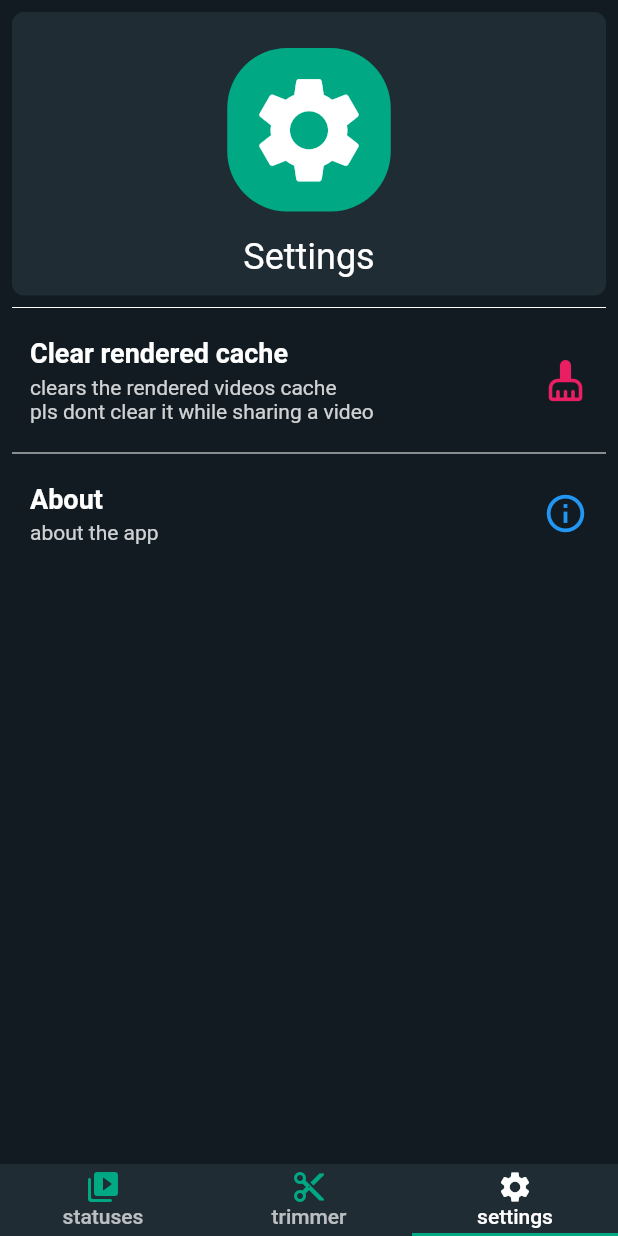
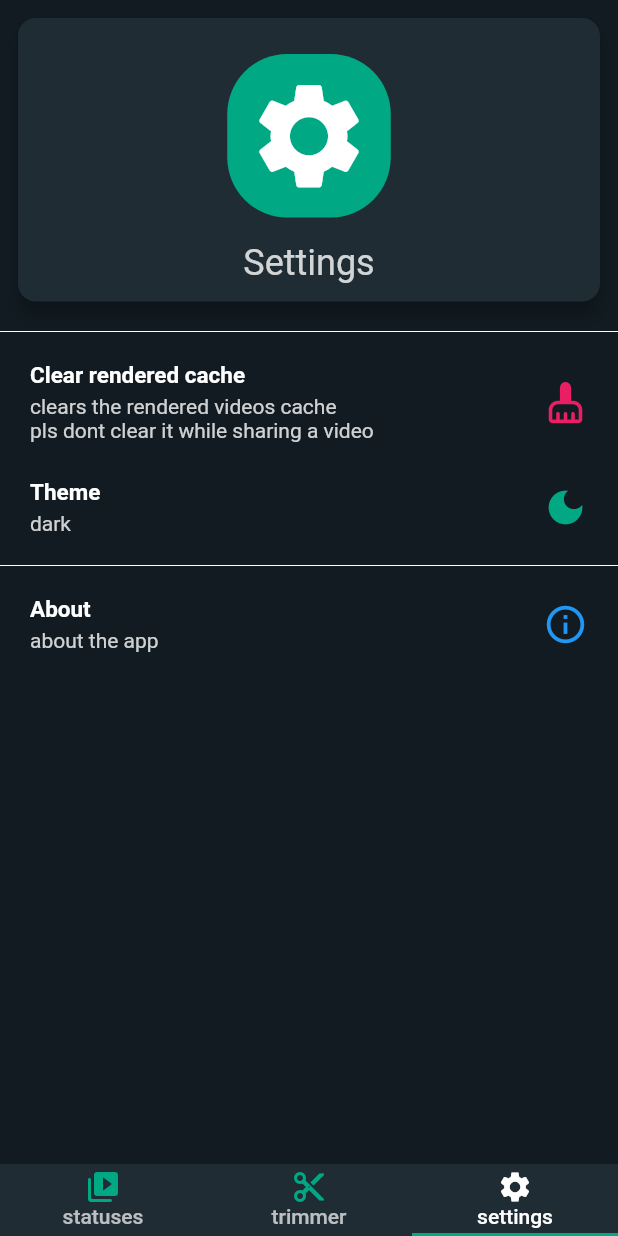
Before and after one commit to netharuM/whatskit, a Flutter app: the screen it shows after launch, item 3 of the bottom bar chosen, after a tap on "Clear rendered cache", on a phone screen of 412 x 824 dp. Run offline on Flutter 3.47's test engine with Material 2 defaults, Android fonts, the phone set to English and light mode, and no system bars; our stand-ins replace image_picker, package_info_plus, permission_handler, share_plus, shared_preferences, video_player; missing offline and left inert: filesystem_picker, video_thumbnail, video_trimmer.

Commit message:
added light and dark theme and also report a bug option

```diff
--- a/lib/main.dart
+++ b/lib/main.dart
@@ -2,6 +2,8 @@ import 'package:flutter/material.dart';
 import 'package:whatskit/pages/settings_page.dart';
 import 'package:whatskit/pages/statuses_page.dart';
 import 'package:whatskit/pages/video_timmer.dart';
+import 'package:whatskit/provider/theme_provider.dart';
+import 'package:provider/provider.dart';
 
 void main() {
   runApp(const MyApp());
@@ -12,26 +14,18 @@ class MyApp extends StatelessWidget {
 
   @override
   Widget build(BuildContext context) {
-    return MaterialApp(
-      title: 'Flutter Demo',
-      theme: ThemeData(
-        primarySwatch: generateMaterialColorFromColor(const Color(0xff00a884)),
-        scaffoldBackgroundColor: const Color(0xff111b21),
-        backgroundColor: const Color(0xff111b21),
-        cardColor: const Color(0xff202c33),
-        primaryColor: const Color(0xff00a884),
-        textTheme: Theme.of(context).textTheme.apply(bodyColor: Colors.white),
-        iconTheme: Theme.of(context)
-            .iconTheme
-            .copyWith(color: const Color(0xff00a884)),
-        bottomNavigationBarTheme: BottomNavigationBarThemeData(
-          backgroundColor: const Color(0xff202c33),
-          selectedItemColor: const Color(0xff00a884),
-          unselectedItemColor: Colors.white.withOpacity(0.5),
-        ),
-        dividerColor: Colors.white,
-      ),
-      home: const App(),
+    return ChangeNotifierProvider(
+      create: (_) => ThemeProvider(),
+      builder: (context, _) {
+        final ThemeProvider themeProvider = Provider.of<ThemeProvider>(context);
+        return MaterialApp(
+          title: 'Flutter Demo',
+          themeMode: themeProvider.getThemeMode,
+          theme: AppThemes.lightTheme,
+          darkTheme: AppThemes.darkTheme,
+          home: const App(),
+        );
+      },
     );
   }
 }
@@ -51,7 +45,7 @@ class _AppState extends State<App> {
       child: Scaffold(
         bottomNavigationBar: Container(
           decoration: BoxDecoration(
-            color: Theme.of(context).cardColor,
+            color: Theme.of(context).backgroundColor,
           ),
           child: TabBar(
             indicatorColor: Theme.of(context).primaryColor,
--- a/lib/pages/settings_page.dart
+++ b/lib/pages/settings_page.dart
@@ -1,7 +1,9 @@
 import 'dart:io';
 import 'package:flutter/material.dart';
 import 'package:package_info_plus/package_info_plus.dart';
+import 'package:provider/provider.dart';
 import 'package:url_launcher/url_launcher.dart';
+import 'package:whatskit/provider/theme_provider.dart';
 
 class SettingsPage extends StatefulWidget {
   const SettingsPage({Key? key}) : super(key: key);
@@ -13,15 +15,20 @@ class SettingsPage extends StatefulWidget {
 class _SettingsPageState extends State<SettingsPage> {
   @override
   Widget build(BuildContext context) {
+    final ThemeProvider themeProvider = Provider.of<ThemeProvider>(context);
     return SafeArea(
-      child: Padding(
-        padding: const EdgeInsets.all(8.0),
       child: ListView(
         children: [
           Container(
+            margin: const EdgeInsets.all(12),
+            child: Material(
+              color: Colors.transparent,
+              borderRadius: BorderRadius.circular(12),
+              elevation: 5,
+              child: Container(
                 padding: const EdgeInsets.all(12),
                 decoration: BoxDecoration(
-                borderRadius: BorderRadius.circular(8),
+                  borderRadius: BorderRadius.circular(12),
                   color: Theme.of(context).cardColor,
                 ),
                 child: Column(
@@ -47,6 +54,8 @@ class _SettingsPageState extends State<SettingsPage> {
                   ],
                 ),
               ),
+            ),
+          ),
           const Divider(),
           SettingsOption(
             title: 'Clear rendered cache',
@@ -59,6 +68,28 @@ class _SettingsPageState extends State<SettingsPage> {
                   '/storage/emulated/0/Android/data/com.netharuM.whatskit/files/Trimmer');
               if (await renderedCacheDir.exists()) {
                 await renderedCacheDir.delete(recursive: true);
+              }
+            },
+          ),
+          SettingsOption(
+            title: 'Theme',
+            subtitle: themeProvider.toString(),
+            icon: themeProvider.getThemeMode == ThemeMode.system
+                ? Icons.android
+                : (themeProvider.getThemeMode == ThemeMode.dark
+                    ? Icons.dark_mode
+                    : Icons.light_mode),
+            onTap: () {
+              switch (themeProvider.getThemeMode) {
+                case ThemeMode.dark:
+                  themeProvider.changeThemeMode(ThemeMode.light);
+                  break;
+                case ThemeMode.light:
+                  themeProvider.changeThemeMode(ThemeMode.system);
+                  break;
+                case ThemeMode.system:
+                  themeProvider.changeThemeMode(ThemeMode.dark);
+                  break;
               }
             },
           ),
@@ -79,7 +110,6 @@ class _SettingsPageState extends State<SettingsPage> {
           ),
         ],
       ),
-      ),
     );
   }
 }
@@ -90,18 +120,23 @@ class SettingsOption extends StatelessWidget {
   final Color? iconColor;
   final IconData? icon;
   final VoidCallback? onTap;
+  final EdgeInsets? padding;
+
   const SettingsOption(
       {Key? key,
       required this.title,
       required this.subtitle,
       this.iconColor,
       this.onTap,
-      this.icon})
+      this.icon,
+      this.padding})
       : super(key: key);
 
   @override
   Widget build(BuildContext context) {
-    return InkWell(
+    return Padding(
+      padding: padding ?? const EdgeInsets.symmetric(horizontal: 8.0),
+      child: InkWell(
         onTap: onTap,
         borderRadius: BorderRadius.circular(12),
         child: Container(
@@ -116,15 +151,12 @@ class SettingsOption extends StatelessWidget {
                   children: [
                     Text(
                       title,
-                    style: const TextStyle(
-                      fontWeight: FontWeight.bold,
-                      fontSize: 18,
-                    ),
+                      style: Theme.of(context).textTheme.titleMedium,
                     ),
                     const SizedBox(height: 4),
                     Text(
                       subtitle,
-                    style: TextStyle(color: Colors.white.withOpacity(0.8)),
+                      style: Theme.of(context).textTheme.bodyMedium,
                     ),
                   ],
                 ),
@@ -138,6 +170,7 @@ class SettingsOption extends StatelessWidget {
                 ),
               )
             ],
+          ),
         ),
       ),
     );
@@ -176,9 +209,14 @@ class _AboutPageState extends State<AboutPage> {
         children: [
           Container(
             margin: const EdgeInsets.all(12),
+            child: Material(
+              color: Colors.transparent,
+              borderRadius: BorderRadius.circular(12),
+              elevation: 5,
+              child: Container(
                 padding: const EdgeInsets.all(12),
                 decoration: BoxDecoration(
-              borderRadius: BorderRadius.circular(8),
+                  borderRadius: BorderRadius.circular(12),
                   color: Theme.of(context).cardColor,
                 ),
                 child: Column(
@@ -201,6 +239,8 @@ class _AboutPageState extends State<AboutPage> {
                       style: TextStyle(fontSize: 24),
                     ),
                   ],
+                ),
+              ),
             ),
           ),
           const Divider(),
@@ -273,6 +313,20 @@ class _AboutPageState extends State<AboutPage> {
               }
             },
           ),
+          AboutCard(
+            title: 'Report a bug',
+            subtitle:
+                'report an issue you found on this app \nor suggest a new feature',
+            icon: const Icon(Icons.bug_report_rounded),
+            onTap: () async {
+              const url = 'https://github.com/netharuM/whatskit/issues/new';
+              if (await canLaunch(url)) {
+                await launch(url);
+              } else {
+                throw 'Could not launch $url';
+              }
+            },
+          ),
         ],
       ),
     );
@@ -311,17 +365,12 @@ class AboutCard extends StatelessWidget {
                 child: Column(
                   crossAxisAlignment: CrossAxisAlignment.start,
                   children: [
-                    Text(
-                      title ?? '',
-                      style: const TextStyle(
-                        fontWeight: FontWeight.bold,
-                        fontSize: 18,
-                      ),
-                    ),
+                    Text(title ?? '',
+                        style: Theme.of(context).textTheme.titleMedium),
                     const SizedBox(height: 4),
                     Text(
                       subtitle ?? '',
-                      style: TextStyle(color: Colors.white.withOpacity(0.8)),
+                      style: Theme.of(context).textTheme.bodyMedium,
                     ),
                   ],
                 ),
--- a/lib/pages/statuses_page.dart
+++ b/lib/pages/statuses_page.dart
@@ -44,7 +44,7 @@ class _StatusesPageState extends State<StatusesPage> {
   Widget build(BuildContext context) {
     return Scaffold(
       body: RefreshIndicator(
-        backgroundColor: Theme.of(context).cardColor,
+        backgroundColor: Theme.of(context).scaffoldBackgroundColor,
         onRefresh: _init,
         child: GridView.count(
           crossAxisCount: 2,
@@ -53,6 +53,7 @@ class _StatusesPageState extends State<StatusesPage> {
               Padding(
                 padding: const EdgeInsets.all(8.0),
                 child: WhatsappStatusCard(
+                  elevation: 10,
                   file: _statusFiles[i],
                 ),
               ),
--- /dev/null
+++ b/lib/provider/theme_provider.dart
@@ -0,0 +1,136 @@
+import 'package:flutter/material.dart';
+import 'package:shared_preferences/shared_preferences.dart';
+
+class ThemeProvider extends ChangeNotifier {
+  ThemeProvider() {
+    _init();
+  }
+
+  ThemeMode themeMode = ThemeMode.dark;
+  late final SharedPreferences _prefs;
+
+  void _init() async {
+    _prefs = await SharedPreferences.getInstance();
+    String? _themeMode = _prefs.getString('themeMode');
+    if (_themeMode != null) {
+      fromString(_themeMode);
+    } else {
+      _prefs.setString('themeMode', toString());
+    }
+  }
+
+  void fromString(String themeModeStr) {
+    assert(
+      themeModeStr == 'system' ||
+          themeModeStr == 'light' ||
+          themeModeStr == 'dark',
+      'themeModeStr must be system, light or dark',
+    );
+    switch (themeModeStr) {
+      case 'system':
+        themeMode = ThemeMode.system;
+        break;
+      case 'light':
+        themeMode = ThemeMode.light;
+        break;
+      case 'dark':
+        themeMode = ThemeMode.dark;
+        break;
+    }
+    _prefs.setString('themeMode', themeModeStr);
+    notifyListeners();
+  }
+
+  @override
+  String toString() {
+    switch (themeMode) {
+      case ThemeMode.system:
+        return 'system';
+      case ThemeMode.light:
+        return 'light';
+      case ThemeMode.dark:
+        return 'dark';
+    }
+  }
+
+  ThemeMode get getThemeMode => themeMode;
+  void changeThemeMode(ThemeMode theme) {
+    themeMode = theme;
+    _prefs.setString('themeMode', toString());
+    notifyListeners();
+  }
+}
+
+class AppThemes {
+  static final lightTheme = ThemeData(
+    primarySwatch: generateMaterialColorFromColor(const Color(0xff008069)),
+    scaffoldBackgroundColor: Colors.white,
+    backgroundColor: const Color(0xff008069),
+    cardColor: Colors.white,
+    primaryColor: const Color(0xff008069),
+    tabBarTheme: TabBarTheme(
+      labelColor: Colors.white,
+      unselectedLabelColor: Colors.white.withOpacity(0.5),
+      indicator: const BoxDecoration(
+        border: Border(
+          bottom: BorderSide(
+            color: Colors.white,
+            width: 2,
+          ),
+        ),
+      ),
+    ),
+    textTheme: TextTheme(
+      titleMedium: const TextStyle(
+        fontSize: 15,
+        fontWeight: FontWeight.bold,
+        color: Colors.black,
+      ),
+      bodyMedium: TextStyle(color: Colors.black.withOpacity(0.8)),
+      labelLarge: TextStyle(color: Colors.black.withOpacity(0.5)),
+    ),
+    iconTheme: const IconThemeData(
+      color: Color(0xff008069),
+    ),
+    appBarTheme: const AppBarTheme(
+      foregroundColor: Colors.black,
+    ),
+    dividerColor: Colors.grey,
+  );
+
+  static final darkTheme = ThemeData(
+    primarySwatch: generateMaterialColorFromColor(const Color(0xff00a884)),
+    scaffoldBackgroundColor: const Color(0xff111b21),
+    backgroundColor: const Color(0xff202c33),
+    cardColor: const Color(0xff202c33),
+    primaryColor: const Color(0xff00a884),
+    textTheme: TextTheme(
+      titleMedium: const TextStyle(
+        fontSize: 15,
+        fontWeight: FontWeight.bold,
+        color: Colors.white,
+      ),
+      bodyMedium: TextStyle(color: Colors.white.withOpacity(0.8)),
+      labelLarge: TextStyle(color: Colors.white.withOpacity(0.5)),
+    ),
+    iconTheme: const IconThemeData(
+      color: Color(0xff00a884),
+    ),
+    dividerColor: Colors.white,
+  );
+}
+
+MaterialColor generateMaterialColorFromColor(Color color) {
+  return MaterialColor(color.value, {
+    50: Color.fromRGBO(color.red, color.green, color.blue, 0.1),
+    100: Color.fromRGBO(color.red, color.green, color.blue, 0.2),
+    200: Color.fromRGBO(color.red, color.green, color.blue, 0.3),
+    300: Color.fromRGBO(color.red, color.green, color.blue, 0.4),
+    400: Color.fromRGBO(color.red, color.green, color.blue, 0.5),
+    500: Color.fromRGBO(color.red, color.green, color.blue, 0.6),
+    600: Color.fromRGBO(color.red, color.green, color.blue, 0.7),
+    700: Color.fromRGBO(color.red, color.green, color.blue, 0.8),
+    800: Color.fromRGBO(color.red, color.green, color.blue, 0.9),
+    900: Color.fromRGBO(color.red, color.green, color.blue, 1.0),
+  });
+}
--- a/pubspec.yaml
+++ b/pubspec.yaml
@@ -16,7 +16,7 @@ publish_to: "none" # Remove this line if you wish to publish to pub.dev
 # In iOS, build-name is used as CFBundleShortVersionString while build-number used as CFBundleVersion.
 # Read more about iOS versioning at
 # https://developer.apple.com/library/archive/documentation/General/Reference/InfoPlistKeyReference/Articles/CoreFoundationKeys.html
-version: 1.0.3+1
+version: 1.0.3+2
 
 environment:
     sdk: ">=2.16.2 <3.0.0"
@@ -44,6 +44,8 @@ dependencies:
         git: https://github.com/netharuM/video_trimmer.git
     package_info_plus: ^1.4.2
     url_launcher: ^6.0.20
+    provider: ^6.0.2
+    shared_preferences: ^2.0.13
 
 dev_dependencies:
     flutter_test:
```
Also changed, not shown: lib/pages/video_timmer.dart (+10 -5 lines), lib/widgets/status_card.dart (+9 -3 lines), pubspec.lock. Lines whose indentation alone changed are shown as unchanged.
